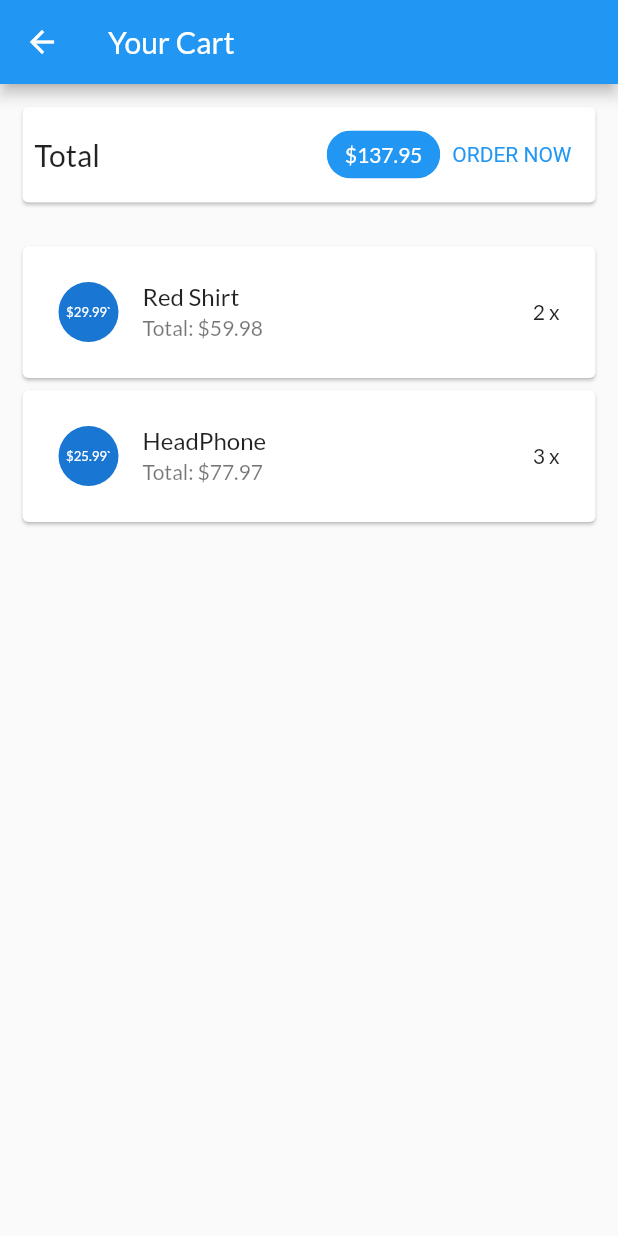
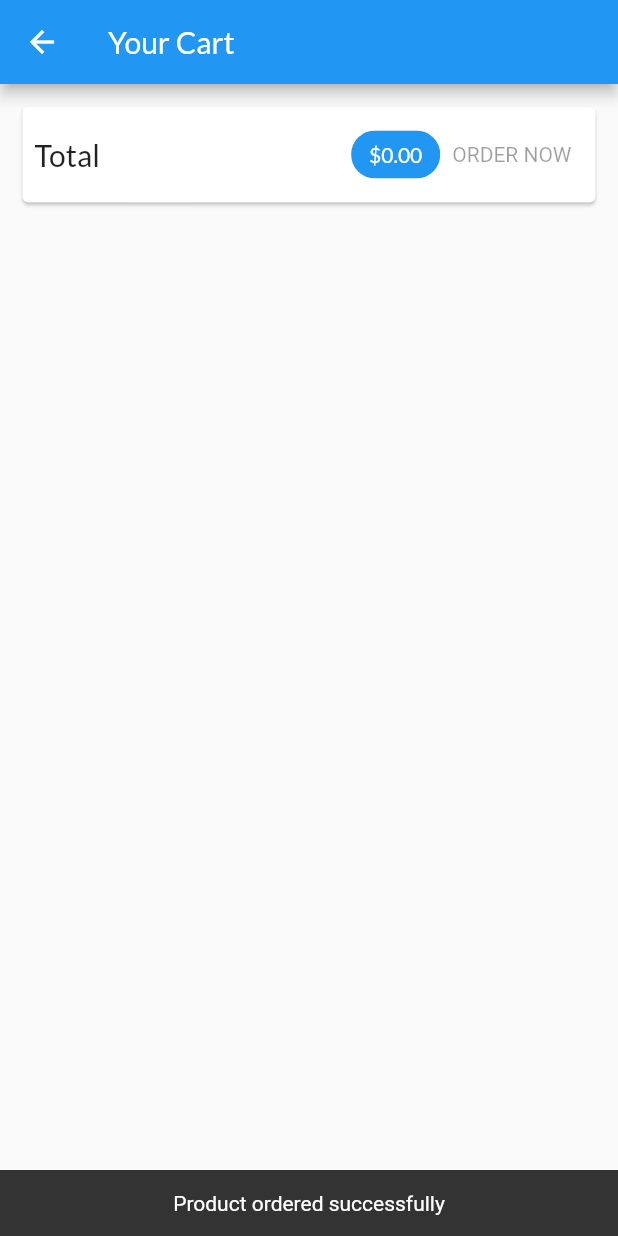
Before and after one commit to quoctrang12/PTUDDD_LAB_01, a Flutter app: the CartScreen screen opened by its route, after a tap on "ORDER NOW", on a phone screen of 412 x 824 dp. Run offline on Flutter 3.47's test engine with Material 2 defaults, Android fonts, the phone set to English and light mode, and no system bars; network calls fail.

Commit message:
Quan ly trang thai voi provider - OrdersManager

```diff
--- a/lib/main.dart
+++ b/lib/main.dart
@@ -19,6 +19,9 @@ class MyApp extends StatelessWidget {
         ),
         ChangeNotifierProvider(
           create: (ctx) => CartManager(),
+        ),
+        ChangeNotifierProvider(
+          create: (ctx) => OrdersManager(),
         ),
       ],
       child: MaterialApp(
@@ -44,7 +47,7 @@ class MyApp extends StatelessWidget {
         home: const ProductsOverviewScreen(),
         routes: {
           CartScreen.routeName: (ctx) => const CartScreen(),
-          OrderScreen.routeName: (ctx) => const OrderScreen(),
+          OrdersScreen.routeName: (ctx) => const OrdersScreen(),
           UserProductScreen.routeName: (ctx) => const UserProductScreen(),
         },
         onGenerateRoute: (settings) {
--- a/lib/ui/cart/cart_screen.dart
+++ b/lib/ui/cart/cart_screen.dart
@@ -1,6 +1,7 @@
 import "package:flutter/material.dart";
 import 'package:provider/provider.dart';
 
+import '../orders/order_manager.dart';
 import 'cart_item_card.dart';
 import 'cart_manager.dart';
 
@@ -51,9 +52,24 @@ class CartScreen extends StatelessWidget {
                 backgroundColor: Theme.of(context).primaryColor,
               ),
               TextButton(
-                  onPressed: () {
-                    print("An order has been added");
-                  },
+                  onPressed: cart.totalAmount <= 0
+                      ? null
+                      : () {
+                          context
+                              .read<OrdersManager>()
+                              .addOrder(cart.products, cart.totalAmount);
+                          ScaffoldMessenger.of(context)
+                            ..hideCurrentSnackBar()
+                            ..showSnackBar(
+                              const SnackBar(
+                                content: Text(
+                                  'Product ordered successfully',
+                                  textAlign: TextAlign.center,
+                                ),
+                              ),
+                            );
+                          cart.clear();
+                        },
                   style: TextButton.styleFrom(
                       textStyle:
                           TextStyle(color: Theme.of(context).primaryColor)),
--- a/lib/ui/orders/order_manager.dart
+++ b/lib/ui/orders/order_manager.dart
@@ -1,5 +1,5 @@
-import 'package:flutter/material.dart';
-
+import 'package:flutter/cupertino.dart';
+import 'package:flutter/foundation.dart';
 import '../../models/cart_item.dart';
 import '../../models/order_item.dart';
 
@@ -12,15 +12,15 @@ class OrdersManager with ChangeNotifier {
         CartItem(
           id: 'c1',
           title: 'Red Shirt',
+          quantity: 2,
           price: 29.99,
-          quantity: 2,
         ),
-        // CartItem(
-        //   id: 'c2',
-        //   title: 'HeadPhone',
-        //   price: 25.99,
-        //   quantity: 3,
-        // )
+        CartItem(
+          id: 'c2',
+          title: 'HeadPhone',
+          price: 25.99,
+          quantity: 3,
+        )
       ],
       dateTime: DateTime.now(),
     )
@@ -33,4 +33,17 @@ class OrdersManager with ChangeNotifier {
   List<OrderItem> get orders {
     return [..._orders];
   }
+
+  void addOrder(List<CartItem> cartProducts, double total) async {
+    _orders.insert(
+      0,
+      OrderItem(
+        id: 'o${DateTime.now().toIso8601String()}',
+        amount: total,
+        products: cartProducts,
+        dateTime: DateTime.now(),
+      ),
+    );
+    notifyListeners();
+  }
 }
--- a/lib/ui/shared/app_drawer.dart
+++ b/lib/ui/shared/app_drawer.dart
@@ -28,7 +28,8 @@ class AppDrawer extends StatelessWidget {
             leading: const Icon(Icons.payment),
             title: const Text('Orders'),
             onTap: () {
-              Navigator.of(context).pushReplacementNamed(OrderScreen.routeName);
+              Navigator.of(context)
+                  .pushReplacementNamed(OrdersScreen.routeName);
             },
           ),
           const Divider(),
```
Also changed, not shown: lib/ui/orders/orders_screen.dart (+16 -10 lines).
